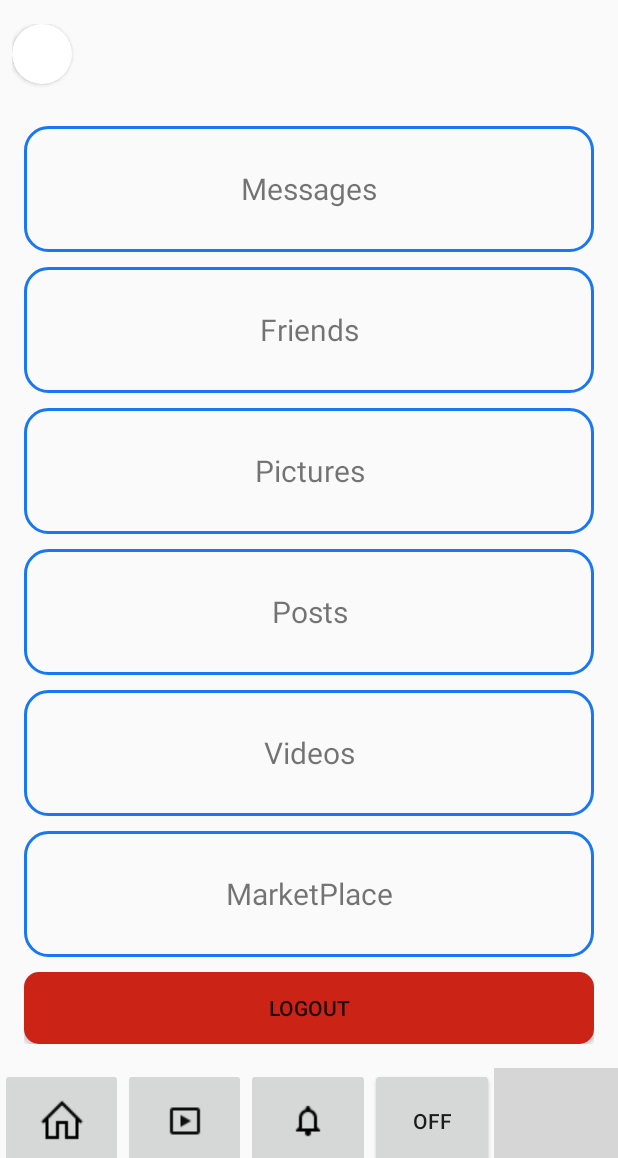
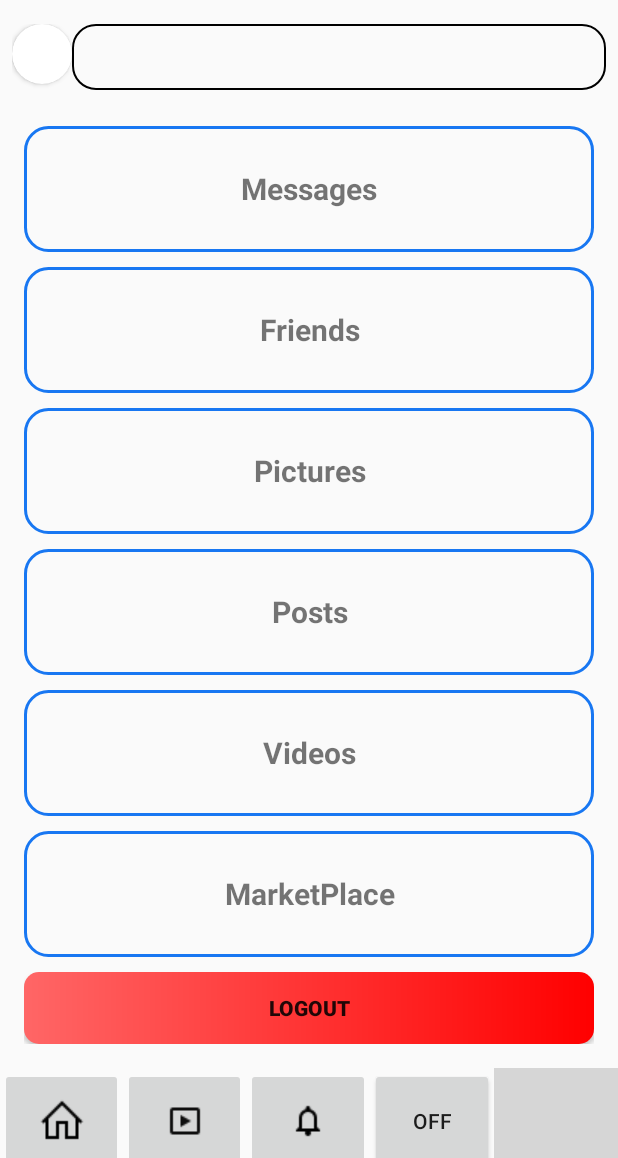
Before and after one commit to Orile14/Project-One-Ex2-Android, an Android app: the Menu screen opened directly, with no data from a screen before it, on a phone screen of 412 x 824 dp, the part 78-1236 px from its top. Run offline under Robolectric (Android 15) with nearby library versions, the phone set to English and light mode, and no system bars; 2 statements that could not run were skipped; grey boxes are pictures that could not be loaded.

```diff
--- a/app/src/main/res/drawable/border.xml
+++ /dev/null
@@ -1,10 +0,0 @@
-<shape xmlns:android="http://schemas.android.com/apk/res/android"
-    android:shape="rectangle">
-    <!-- Border properties -->
-    <stroke
-        android:width="2dp"
-        android:color="#1877F2" /> <!-- Change color as per your requirement -->
-
-     <!-- Optionally, you can define corner radius to round the corners -->
-    <corners android:radius="15dp" /> <!-- Adjust radius as per your requirement -->
-</shape>
--- a/app/src/main/res/drawable/rounded_button_background.xml
+++ b/app/src/main/res/drawable/content_border.xml
@@ -1,7 +1,9 @@
 <shape xmlns:android="http://schemas.android.com/apk/res/android"
     android:shape="rectangle">
-    <!-- Background color -->
-    <solid android:color="#2D49E6" />
-    <!-- Rounded corners -->
+    <solid  />
+    <stroke
+        android:width="1dp"
+    android:color="#000000" />
     <corners android:radius="15dp" />
+
 </shape>
--- /dev/null
+++ b/app/src/main/res/drawable/menu_buttons.xml
@@ -0,0 +1,17 @@
+<shape xmlns:android="http://schemas.android.com/apk/res/android"
+    android:shape="rectangle">
+    <!-- Border properties -->
+    <stroke
+        android:width="2dp"
+        android:color="#1877F2" />
+
+    <!-- Rounded corners -->
+    <corners android:radius="15dp" />
+
+    <!-- Common layout attributes -->
+    <padding
+        android:top="8dp"
+        android:bottom="8dp"
+        android:left="16dp"
+        android:right="16dp" />
+</shape>
--- a/app/src/main/res/drawable/radius_logout.xml
+++ b/app/src/main/res/drawable/radius_logout.xml
@@ -1,6 +1,15 @@
-<!-- button_background.xml -->
 <shape xmlns:android="http://schemas.android.com/apk/res/android"
     android:shape="rectangle">
-    <corners android:radius="10dp" /> <!-- Adjust the radius as needed -->
-    <solid android:color="#CC2317" /> <!-- Background color of the button -->
+
+    <!-- Rounded corners -->
+    <corners android:radius="10dp" />
+
+    <!-- More intense red gradient -->
+    <gradient
+        android:startColor="#FF6666"
+    android:endColor="#FF0000"
+    android:type="linear"
+    android:angle="0"
+    />
+
 </shape>
--- a/app/src/main/res/layout/activity_menu.xml
+++ b/app/src/main/res/layout/activity_menu.xml
@@ -79,8 +79,10 @@
             <TextView
                 android:id="@+id/username"
                 android:layout_width="159dp"
+
                 android:layout_height="match_parent"
                 android:layout_weight="1"
+                android:background="@drawable/content_border"
                 android:gravity="start"
                 android:inputType="textMultiLine"
                 android:lines="2"
@@ -115,8 +117,9 @@
                 android:layout_weight="1"
                 android:gravity="center"
                 android:text="Messages"
+                android:textStyle="bold"
                 android:textSize="20sp"
-                android:background="@drawable/border" />
+                android:background="@drawable/menu_buttons" />
 
 
             <TextView
@@ -124,8 +127,9 @@
                 android:layout_width="match_parent"
                 android:layout_height="0dp"
                 android:layout_marginBottom="10dp"
+                android:textStyle="bold"
                 android:layout_weight="1"
-                android:background="@drawable/border"
+                android:background="@drawable/menu_buttons"
                 android:gravity="center"
                 android:text="Friends"
                 android:textSize="20sp" />
@@ -134,20 +138,22 @@
                 android:layout_marginBottom="10dp"
                 android:id="@+id/textView7"
                 android:layout_width="match_parent"
+                android:textStyle="bold"
                 android:layout_height="0dp"
                 android:layout_weight="1"
                 android:gravity="center"
                 android:text="Pictures"
                 android:textSize="20sp"
-                android:background="@drawable/border"/>
+                android:background="@drawable/menu_buttons"/>
 
             <TextView
                 android:id="@+id/textView9"
                 android:layout_width="match_parent"
                 android:layout_height="0dp"
                 android:layout_marginBottom="10dp"
+                android:textStyle="bold"
                 android:layout_weight="1"
-                android:background="@drawable/border"
+                android:background="@drawable/menu_buttons"
                 android:gravity="center"
                 android:text="Posts"
                 android:textSize="20sp" />
@@ -156,29 +162,32 @@
                 android:layout_marginBottom="10dp"
                 android:id="@+id/textView10"
                 android:layout_width="match_parent"
+                android:textStyle="bold"
                 android:layout_height="0dp"
                 android:layout_weight="1"
                 android:textSize="20sp"
                 android:gravity="center"
                 android:text="Videos"
-                android:background="@drawable/border"/>
+                android:background="@drawable/menu_buttons"/>
 
             <TextView
                 android:layout_marginBottom="10dp"
                 android:id="@+id/textView11"
                 android:layout_width="match_parent"
+                android:textStyle="bold"
                 android:layout_height="0dp"
                 android:layout_weight="1"
                 android:textSize="20sp"
                 android:gravity="center"
                 android:text="MarketPlace"
-                android:background="@drawable/border"/>
+                android:background="@drawable/menu_buttons"/>
 
             <Button
                 android:id="@+id/Logout"
                 android:layout_width="match_parent"
                 android:layout_height="wrap_content"
                 android:text="Logout"
+                android:textStyle="bold"
                 android:background="@drawable/radius_logout"
                 app:rippleColor="#F81605" />
 
--- a/app/src/main/res/layout/comment_dialog.xml
+++ b/app/src/main/res/layout/comment_dialog.xml
@@ -12,9 +12,12 @@
         android:layout_height="wrap_content"
         android:layout_alignParentTop="true"
         android:layout_alignParentEnd="true"
+        android:layout_marginTop="16dp"
+        android:layout_marginEnd="13dp"
+        android:backgroundTint="#1877F2"
         android:clickable="true"
-        android:src="@android:drawable/ic_delete"
-         />
+        android:src="@drawable/ic_delete"
+        app:rippleColor="#F3E2E2" />
 
     <com.google.android.material.floatingactionbutton.FloatingActionButton
         android:id="@+id/floatingActionButton5"
@@ -23,6 +26,7 @@
         android:layout_alignParentEnd="true"
         android:layout_alignParentBottom="true"
         android:clickable="true"
+        android:backgroundTint="#1877F2"
         app:srcCompat="@drawable/ic_addcomment_foreground" />
 
     <androidx.swiperefreshlayout.widget.SwipeRefreshLayout
```
